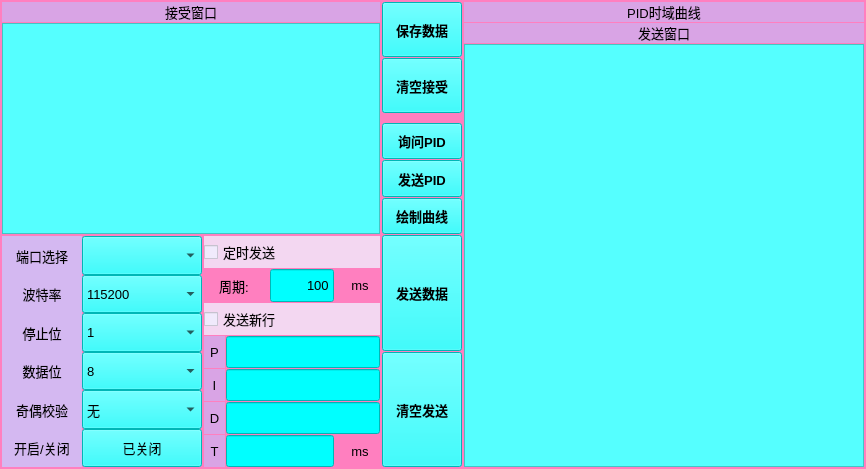
Old version of the form PID-PSA/mainwindow.ui in the repository phantomT/PID-PSA.
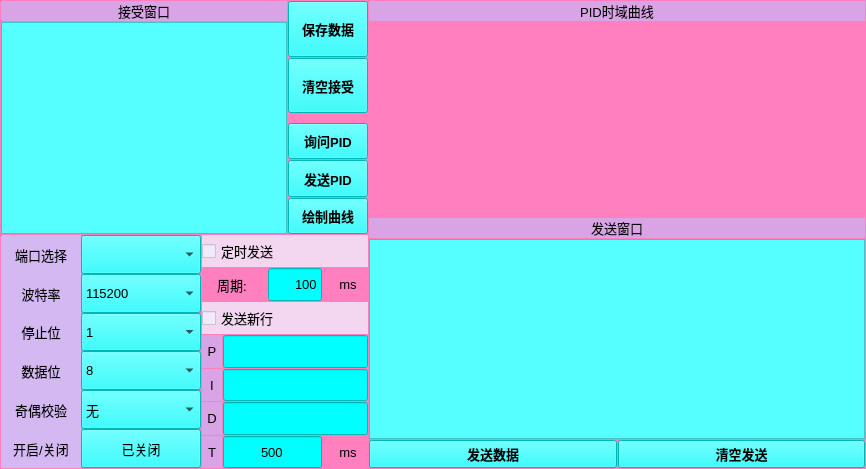
New version of the form. Custom widgets are drawn as their Qt base class.

```diff
--- a/PID-PSA/mainwindow.ui
+++ b/PID-PSA/mainwindow.ui
@@ -29,63 +29,217 @@
    <string notr="true">background-color: rgb(255, 127, 191);</string>
   </property>
   <widget class="QWidget" name="centralWidget">
-   <layout class="QGridLayout" name="gridLayout_4" rowstretch="1,1" columnstretch="1,1,2,2">
+   <layout class="QGridLayout" name="gridLayout_4" columnstretch="1,1,3">
     <property name="leftMargin">
-     <number>2</number>
+     <number>1</number>
     </property>
     <property name="topMargin">
-     <number>2</number>
+     <number>1</number>
     </property>
     <property name="rightMargin">
-     <number>2</number>
+     <number>1</number>
     </property>
     <property name="bottomMargin">
-     <number>2</number>
+     <number>1</number>
     </property>
     <property name="spacing">
-     <number>2</number>
+     <number>1</number>
     </property>
     <item row="0" column="0" colspan="2">
-     <layout class="QVBoxLayout" name="verticalLayout_3">
+     <layout class="QHBoxLayout" name="horizontalLayout_4">
       <property name="spacing">
        <number>1</number>
       </property>
       <item>
-       <widget class="QLabel" name="label">
-        <property name="sizePolicy">
-         <sizepolicy hsizetype="Expanding" vsizetype="Fixed">
-          <horstretch>0</horstretch>
-          <verstretch>0</verstretch>
-         </sizepolicy>
+       <layout class="QVBoxLayout" name="verticalLayout_3">
+        <property name="spacing">
+         <number>1</number>
         </property>
-        <property name="font">
-         <font>
-          <family>Microsoft YaHei UI</family>
-          <pointsize>10</pointsize>
-         </font>
-        </property>
-        <property name="styleSheet">
-         <string notr="true">background-color: rgba(190, 190, 255, 150);</string>
-        </property>
-        <property name="text">
-         <string>接受窗口</string>
-        </property>
-        <property name="alignment">
-         <set>Qt::AlignCenter</set>
-        </property>
-       </widget>
+        <item>
+         <widget class="QLabel" name="label">
+          <property name="sizePolicy">
+           <sizepolicy hsizetype="Expanding" vsizetype="Fixed">
+            <horstretch>0</horstretch>
+            <verstretch>0</verstretch>
+           </sizepolicy>
+          </property>
+          <property name="font">
+           <font>
+            <family>Microsoft YaHei UI</family>
+            <pointsize>10</pointsize>
+           </font>
+          </property>
+          <property name="styleSheet">
+           <string notr="true">background-color: rgba(190, 190, 255, 150);</string>
+          </property>
+          <property name="text">
+           <string>接受窗口</string>
+          </property>
+          <property name="alignment">
+           <set>Qt::AlignCenter</set>
+          </property>
+         </widget>
+        </item>
+        <item>
+         <widget class="QTextBrowser" name="RecieveText">
+          <property name="styleSheet">
+           <string notr="true">background-color: rgb(85, 255, 255);</string>
+          </property>
+         </widget>
+        </item>
+       </layout>
       </item>
       <item>
-       <widget class="QTextBrowser" name="RecieveText">
-        <property name="styleSheet">
-         <string notr="true">background-color: rgb(85, 255, 255);</string>
+       <layout class="QVBoxLayout" name="verticalLayout_9">
+        <property name="spacing">
+         <number>10</number>
         </property>
-       </widget>
+        <item>
+         <layout class="QVBoxLayout" name="verticalLayout_7">
+          <property name="spacing">
+           <number>1</number>
+          </property>
+          <item>
+           <widget class="QPushButton" name="SaveRecieve">
+            <property name="sizePolicy">
+             <sizepolicy hsizetype="Fixed" vsizetype="Preferred">
+              <horstretch>0</horstretch>
+              <verstretch>0</verstretch>
+             </sizepolicy>
+            </property>
+            <property name="font">
+             <font>
+              <family>Microsoft YaHei UI</family>
+              <pointsize>10</pointsize>
+              <weight>75</weight>
+              <bold>true</bold>
+             </font>
+            </property>
+            <property name="styleSheet">
+             <string notr="true">background-color: rgb(0, 255, 255);</string>
+            </property>
+            <property name="text">
+             <string>保存数据</string>
+            </property>
+           </widget>
+          </item>
+          <item>
+           <widget class="QPushButton" name="ClearRecieve">
+            <property name="sizePolicy">
+             <sizepolicy hsizetype="Fixed" vsizetype="Preferred">
+              <horstretch>0</horstretch>
+              <verstretch>0</verstretch>
+             </sizepolicy>
+            </property>
+            <property name="font">
+             <font>
+              <family>Microsoft YaHei UI</family>
+              <pointsize>10</pointsize>
+              <weight>75</weight>
+              <bold>true</bold>
+             </font>
+            </property>
+            <property name="styleSheet">
+             <string notr="true">background-color: rgb(0, 255, 255);</string>
+            </property>
+            <property name="text">
+             <string>清空接受</string>
+            </property>
+           </widget>
+          </item>
+         </layout>
+        </item>
+        <item>
+         <layout class="QVBoxLayout" name="verticalLayout_8">
+          <property name="spacing">
+           <number>1</number>
+          </property>
+          <item>
+           <widget class="QPushButton" name="PIDRead">
+            <property name="sizePolicy">
+             <sizepolicy hsizetype="Fixed" vsizetype="Preferred">
+              <horstretch>0</horstretch>
+              <verstretch>0</verstretch>
+             </sizepolicy>
+            </property>
+            <property name="font">
+             <font>
+              <family>Microsoft YaHei UI</family>
+              <pointsize>10</pointsize>
+              <weight>75</weight>
+              <bold>true</bold>
+             </font>
+            </property>
+            <property name="styleSheet">
+             <string notr="true">background-color: rgb(0, 255, 255);</string>
+            </property>
+            <property name="text">
+             <string>询问PID</string>
+            </property>
+           </widget>
+          </item>
+          <item>
+           <widget class="QPushButton" name="PIDSend">
+            <property name="sizePolicy">
+             <sizepolicy hsizetype="Fixed" vsizetype="Preferred">
+              <horstretch>0</horstretch>
+              <verstretch>0</verstretch>
+             </sizepolicy>
+            </property>
+            <property name="font">
+             <font>
+              <family>Microsoft YaHei UI</family>
+              <pointsize>10</pointsize>
+              <weight>75</weight>
+              <bold>true</bold>
+             </font>
+            </property>
+            <property name="styleSheet">
+             <string notr="true">background-color: rgb(0, 255, 255);</string>
+            </property>
+            <property name="text">
+             <string>发送PID</string>
+            </property>
+           </widget>
+          </item>
+          <item>
+           <widget class="QPushButton" name="PIDPlot">
+            <property name="sizePolicy">
+             <sizepolicy hsizetype="Fixed" vsizetype="Preferred">
+              <horstretch>0</horstretch>
+              <verstretch>0</verstretch>
+             </sizepolicy>
+            </property>
+            <property name="baseSize">
+             <size>
+              <width>0</width>
+              <height>0</height>
+             </size>
+            </property>
+            <property name="font">
+             <font>
+              <family>Microsoft YaHei UI</family>
+              <pointsize>10</pointsize>
+              <weight>75</weight>
+              <bold>true</bold>
+             </font>
+            </property>
+            <property name="styleSheet">
+             <string notr="true">background-color: rgb(0, 255, 255);</string>
+            </property>
+            <property name="text">
+             <string>绘制曲线</string>
+            </property>
+           </widget>
+          </item>
+         </layout>
+        </item>
+       </layout>
       </item>
      </layout>
     </item>
-    <item row="0" column="3" rowspan="2">
-     <layout class="QVBoxLayout" name="verticalLayout_11" stretch="1,1">
+    <item row="0" column="2" rowspan="2">
+     <layout class="QVBoxLayout" name="verticalLayout_11" stretch="2,1">
       <property name="spacing">
        <number>1</number>
       </property>
@@ -93,7 +247,7 @@
        <enum>QLayout::SetDefaultConstraint</enum>
       </property>
       <item>
-       <layout class="QVBoxLayout" name="verticalLayout_6" stretch="1,10">
+       <layout class="QVBoxLayout" name="verticalLayout_6" stretch="1,0">
         <property name="spacing">
          <number>1</number>
         </property>
@@ -123,16 +277,30 @@
          </widget>
         </item>
         <item>
-         <layout class="QVBoxLayout" name="verticalLayout_5">
-          <property name="spacing">
-           <number>1</number>
+         <widget class="QChartView" name="Plot" native="true">
+          <property name="sizePolicy">
+           <sizepolicy hsizetype="Expanding" vsizetype="Expanding">
+            <horstretch>0</horstretch>
+            <verstretch>0</verstretch>
+           </sizepolicy>
           </property>
-         </layout>
+          <property name="baseSize">
+           <size>
+            <width>0</width>
+            <height>600</height>
+           </size>
+          </property>
+          <layout class="QVBoxLayout" name="verticalLayout_5">
+           <property name="spacing">
+            <number>1</number>
+           </property>
+          </layout>
+         </widget>
         </item>
        </layout>
       </item>
       <item>
-       <layout class="QVBoxLayout" name="verticalLayout_4">
+       <layout class="QVBoxLayout" name="verticalLayout_4" stretch="4,1,1">
         <property name="spacing">
          <number>1</number>
         </property>
@@ -183,6 +351,70 @@
           </property>
          </widget>
         </item>
+        <item>
+         <layout class="QHBoxLayout" name="horizontalLayout_3" stretch="1,1">
+          <property name="spacing">
+           <number>1</number>
+          </property>
+          <item>
+           <widget class="QPushButton" name="SendData">
+            <property name="sizePolicy">
+             <sizepolicy hsizetype="Expanding" vsizetype="Fixed">
+              <horstretch>0</horstretch>
+              <verstretch>0</verstretch>
+             </sizepolicy>
+            </property>
+            <property name="baseSize">
+             <size>
+              <width>0</width>
+              <height>0</height>
+             </size>
+            </property>
+            <property name="font">
+             <font>
+              <family>Microsoft YaHei UI</family>
+              <pointsize>10</pointsize>
+              <weight>75</weight>
+              <bold>true</bold>
+             </font>
+            </property>
+            <property name="layoutDirection">
+             <enum>Qt::LeftToRight</enum>
+            </property>
+            <property name="styleSheet">
+             <string notr="true">background-color: rgb(0, 255, 255);</string>
+            </property>
+            <property name="text">
+             <string>发送数据</string>
+            </property>
+           </widget>
+          </item>
+          <item>
+           <widget class="QPushButton" name="ClearSend">
+            <property name="sizePolicy">
+             <sizepolicy hsizetype="Expanding" vsizetype="Fixed">
+              <horstretch>0</horstretch>
+              <verstretch>0</verstretch>
+             </sizepolicy>
+            </property>
+            <property name="font">
+             <font>
+              <family>Microsoft YaHei UI</family>
+              <pointsize>10</pointsize>
+              <weight>75</weight>
+              <bold>true</bold>
+             </font>
+            </property>
+            <property name="styleSheet">
+             <string notr="true">background-color: rgb(0, 255, 255);</string>
+            </property>
+            <property name="text">
+             <string>清空发送</string>
+            </property>
+           </widget>
+          </item>
+         </layout>
+        </item>
        </layout>
       </item>
      </layout>
@@ -660,224 +892,6 @@
       </item>
      </layout>
     </item>
-    <item row="0" column="2" rowspan="2">
-     <layout class="QVBoxLayout" name="verticalLayout_13" stretch="1,1">
-      <property name="spacing">
-       <number>1</number>
-      </property>
-      <item>
-       <layout class="QVBoxLayout" name="verticalLayout_9">
-        <property name="spacing">
-         <number>10</number>
-        </property>
-        <item>
-         <layout class="QVBoxLayout" name="verticalLayout_7">
-          <property name="spacing">
-           <number>1</number>
-          </property>
-          <item>
-           <widget class="QPushButton" name="SaveRecieve">
-            <property name="sizePolicy">
-             <sizepolicy hsizetype="Fixed" vsizetype="Preferred">
-              <horstretch>0</horstretch>
-              <verstretch>0</verstretch>
-             </sizepolicy>
-            </property>
-            <property name="font">
-             <font>
-              <family>Microsoft YaHei UI</family>
-              <pointsize>10</pointsize>
-              <weight>75</weight>
-              <bold>true</bold>
-             </font>
-            </property>
-            <property name="styleSheet">
-             <string notr="true">background-color: rgb(0, 255, 255);</string>
-            </property>
-            <property name="text">
-             <string>保存数据</string>
-            </property>
-           </widget>
-          </item>
-          <item>
-           <widget class="QPushButton" name="ClearRecieve">
-            <property name="sizePolicy">
-             <sizepolicy hsizetype="Fixed" vsizetype="Preferred">
-              <horstretch>0</horstretch>
-              <verstretch>0</verstretch>
-             </sizepolicy>
-            </property>
-            <property name="font">
-             <font>
-              <family>Microsoft YaHei UI</family>
-              <pointsize>10</pointsize>
-              <weight>75</weight>
-              <bold>true</bold>
-             </font>
-            </property>
-            <property name="styleSheet">
-             <string notr="true">background-color: rgb(0, 255, 255);</string>
-            </property>
-            <property name="text">
-             <string>清空接受</string>
-            </property>
-           </widget>
-          </item>
-         </layout>
-        </item>
-        <item>
-         <layout class="QVBoxLayout" name="verticalLayout_8">
-          <property name="spacing">
-           <number>1</number>
-          </property>
-          <item>
-           <widget class="QPushButton" name="PIDRead">
-            <property name="sizePolicy">
-             <sizepolicy hsizetype="Fixed" vsizetype="Preferred">
-              <horstretch>0</horstretch>
-              <verstretch>0</verstretch>
-             </sizepolicy>
-            </property>
-            <property name="font">
-             <font>
-              <family>Microsoft YaHei UI</family>
-              <pointsize>10</pointsize>
-              <weight>75</weight>
-              <bold>true</bold>
-             </font>
-            </property>
-            <property name="styleSheet">
-             <string notr="true">background-color: rgb(0, 255, 255);</string>
-            </property>
-            <property name="text">
-             <string>询问PID</string>
-            </property>
-           </widget>
-          </item>
-          <item>
-           <widget class="QPushButton" name="PIDSend">
-            <property name="sizePolicy">
-             <sizepolicy hsizetype="Fixed" vsizetype="Preferred">
-              <horstretch>0</horstretch>
-              <verstretch>0</verstretch>
-             </sizepolicy>
-            </property>
-            <property name="font">
-             <font>
-              <family>Microsoft YaHei UI</family>
-              <pointsize>10</pointsize>
-              <weight>75</weight>
-              <bold>true</bold>
-             </font>
-            </property>
-            <property name="styleSheet">
-             <string notr="true">background-color: rgb(0, 255, 255);</string>
-            </property>
-            <property name="text">
-             <string>发送PID</string>
-            </property>
-           </widget>
-          </item>
-          <item>
-           <widget class="QPushButton" name="PIDPlot">
-            <property name="sizePolicy">
-             <sizepolicy hsizetype="Fixed" vsizetype="Preferred">
-              <horstretch>0</horstretch>
-              <verstretch>0</verstretch>
-             </sizepolicy>
-            </property>
-            <property name="baseSize">
-             <size>
-              <width>0</width>
-              <height>0</height>
-             </size>
-            </property>
-            <property name="font">
-             <font>
-              <family>Microsoft YaHei UI</family>
-              <pointsize>10</pointsize>
-              <weight>75</weight>
-              <bold>true</bold>
-             </font>
-            </property>
-            <property name="styleSheet">
-             <string notr="true">background-color: rgb(0, 255, 255);</string>
-            </property>
-            <property name="text">
-             <string>绘制曲线</string>
-            </property>
-           </widget>
-          </item>
-         </layout>
-        </item>
-       </layout>
-      </item>
-      <item>
-       <layout class="QVBoxLayout" name="verticalLayout_10">
-        <property name="spacing">
-         <number>1</number>
-        </property>
-        <item>
-         <widget class="QPushButton" name="SendData">
-          <property name="sizePolicy">
-           <sizepolicy hsizetype="Fixed" vsizetype="Preferred">
-            <horstretch>0</horstretch>
-            <verstretch>0</verstretch>
-           </sizepolicy>
-          </property>
-          <property name="baseSize">
-           <size>
-            <width>0</width>
-            <height>0</height>
-           </size>
-          </property>
-          <property name="font">
-           <font>
-            <family>Microsoft YaHei UI</family>
-            <pointsize>10</pointsize>
-            <weight>75</weight>
-            <bold>true</bold>
-           </font>
-          </property>
-          <property name="layoutDirection">
-           <enum>Qt::LeftToRight</enum>
-          </property>
-          <property name="styleSheet">
-           <string notr="true">background-color: rgb(0, 255, 255);</string>
-          </property>
-          <property name="text">
-           <string>发送数据</string>
-          </property>
-         </widget>
-        </item>
-        <item>
-         <widget class="QPushButton" name="ClearSend">
-          <property name="sizePolicy">
-           <sizepolicy hsizetype="Fixed" vsizetype="Preferred">
-            <horstretch>0</horstretch>
-            <verstretch>0</verstretch>
-           </sizepolicy>
-          </property>
-          <property name="font">
-           <font>
-            <family>Microsoft YaHei UI</family>
-            <pointsize>10</pointsize>
-            <weight>75</weight>
-            <bold>true</bold>
-           </font>
-          </property>
-          <property name="styleSheet">
-           <string notr="true">background-color: rgb(0, 255, 255);</string>
-          </property>
-          <property name="text">
-           <string>清空发送</string>
-          </property>
-         </widget>
-        </item>
-       </layout>
-      </item>
-     </layout>
-    </item>
     <item row="1" column="1">
      <layout class="QVBoxLayout" name="verticalLayout" stretch="3,4">
       <property name="spacing">
@@ -1090,6 +1104,12 @@
             <height>0</height>
            </size>
           </property>
+          <property name="font">
+           <font>
+            <family>Microsoft YaHei UI</family>
+            <pointsize>10</pointsize>
+           </font>
+          </property>
           <property name="styleSheet">
            <string notr="true">background-color: rgb(0, 255, 255);</string>
           </property>
@@ -1131,6 +1151,12 @@
             <verstretch>0</verstretch>
            </sizepolicy>
           </property>
+          <property name="font">
+           <font>
+            <family>Microsoft YaHei UI</family>
+            <pointsize>10</pointsize>
+           </font>
+          </property>
           <property name="styleSheet">
            <string notr="true">background-color: rgb(0, 255, 255);</string>
           </property>
@@ -1172,6 +1198,12 @@
             <verstretch>0</verstretch>
            </sizepolicy>
           </property>
+          <property name="font">
+           <font>
+            <family>Microsoft YaHei UI</family>
+            <pointsize>10</pointsize>
+           </font>
+          </property>
           <property name="styleSheet">
            <string notr="true">background-color: rgb(0, 255, 255);</string>
           </property>
@@ -1215,9 +1247,18 @@
               <verstretch>0</verstretch>
              </sizepolicy>
             </property>
+            <property name="font">
+             <font>
+              <family>Microsoft YaHei UI</family>
+              <pointsize>10</pointsize>
+             </font>
+            </property>
             <property name="styleSheet">
              <string notr="true">background-color: rgb(0, 255, 255);</string>
             </property>
+            <property name="text">
+             <string>500</string>
+            </property>
             <property name="alignment">
              <set>Qt::AlignCenter</set>
             </property>
@@ -1261,6 +1302,17 @@
   </widget>
  </widget>
  <layoutdefault spacing="6" margin="11"/>
+ <customwidgets>
+  <customwidget>
+   <class>QChartView</class>
+   <extends>QWidget</extends>
+   <header location="global">QChartView</header>
+   <container>1</container>
+   <slots>
+    <slot>wheelEvent(QWheelEvent*event)</slot>
+   </slots>
+  </customwidget>
+ </customwidgets>
  <resources/>
  <connections/>
 </ui>
```
Left out of the diff: 4 changed lines with no effect on the pictures.
